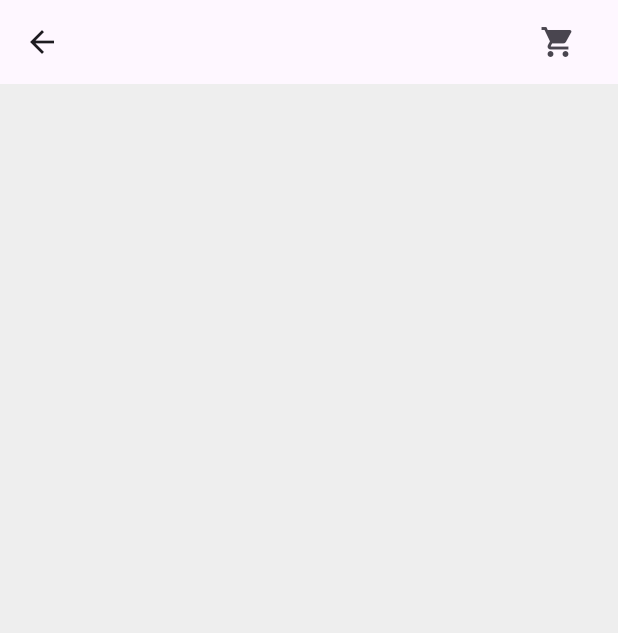
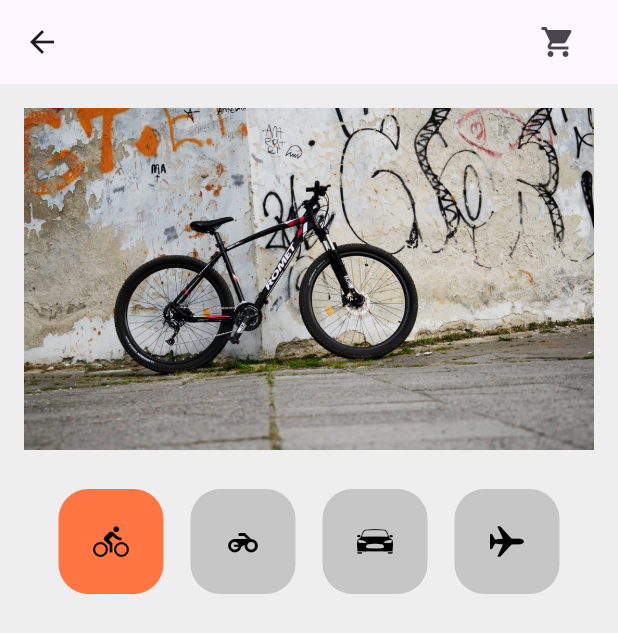
Before and after one commit to hyeonnnit/flutter_shoppingCart_app, a Flutter app: the screen it shows after launch, on a phone screen of 412 x 824 dp. Shown: the top 633 px of the screen. Run offline on Flutter 3.47's test engine with Material 3 defaults, Android fonts, the phone set to English and light mode, and no system bars.

Commit message:
header 추가

```diff
--- a/lib/conponents/shoppingCart_header.dart
+++ b/lib/conponents/shoppingCart_header.dart
@@ -1,7 +1,8 @@
 import 'package:flutter/cupertino.dart';
+import 'package:flutter/material.dart';
+import 'package:shopping_cart_app/constants.dart';
 
 class ShoppingCartHeader extends StatefulWidget {
-
   @override
   _ShoppingCartHeaderState createState() => _ShoppingCartHeaderState();
 }
@@ -15,8 +16,64 @@ class _ShoppingCartHeaderState extends State<ShoppingCartHeader> {
     "assets/p3.jpeg",
     "assets/p4.jpeg",
   ];
+
   @override
-  Widget build(BuildContext context){
-    return SizedBox();
+  Widget build(BuildContext context) {
+    return Column(
+      children: [
+        _buildHeaderPic(),
+        _buildHeaderSelector(),
+      ],
+    );
+  }
+
+  Widget _buildHeaderPic() {
+    return Padding(
+      padding: const EdgeInsets.all(16.0),
+      child: AspectRatio(
+        aspectRatio: 5 / 3,
+        child: Image.asset(
+          selectedPic[selectedId],
+          fit: BoxFit.cover,
+        ),
+      ),
+    );
+  }
+
+  Widget _buildHeaderSelector() {
+    return Padding(
+      padding: const EdgeInsets.only(left: 30,right: 30,top: 10,bottom: 30),
+      child: Row(
+        mainAxisAlignment: MainAxisAlignment.spaceAround,
+        children: [
+          _buildHeaderSelectorButton(0, Icons.directions_bike),
+          _buildHeaderSelectorButton(1, Icons.motorcycle),
+          _buildHeaderSelectorButton(2, CupertinoIcons.car_detailed),
+          _buildHeaderSelectorButton(3, CupertinoIcons.airplane),
+        ],
+      ),
+    );
+  }
+
+  Widget _buildHeaderSelectorButton(int id, IconData mIcon) {
+    return Container(
+      width: 70,
+      height: 70,
+      decoration: BoxDecoration(
+        color: id == selectedId ? kAccentColor : kSecondaryColor,
+        borderRadius: BorderRadius.circular(20),
+      ),
+      child: IconButton(
+        onPressed: () {
+          setState(() {
+            selectedId = id;
+          });
+        },
+        icon: Icon(
+          mIcon,
+          color: Colors.black,
+        ),
+      ),
+    );
   }
 }
```
